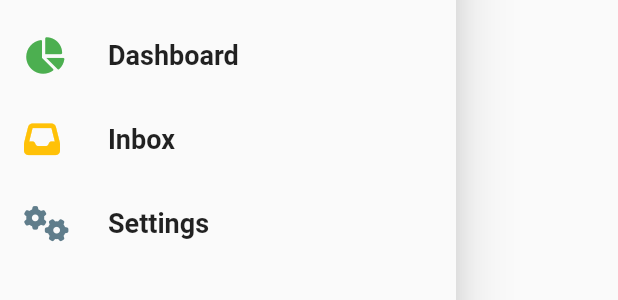
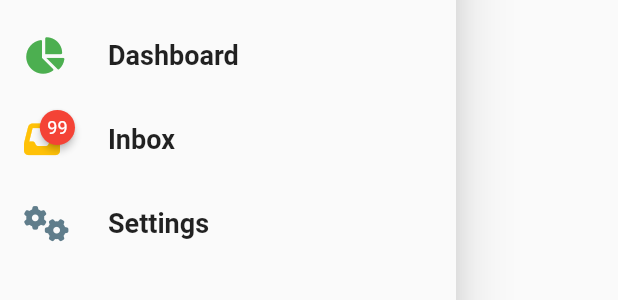
Before and after one commit to AUNG533/MyStock2, a Flutter app: the CustomDrawer widget shown alone on an empty page, opened directly, on a phone screen of 412 x 824 dp. Shown: the part 324-624 px from the top of the screen. Run offline on Flutter 3.47's test engine with Material 2 defaults, Android fonts, the phone set to English and light mode, and no system bars; drawn by our look-alikes of badges; our stand-ins replace another_flushbar, font_awesome_flutter, shared_preferences; accounts and stored records are empty; network calls fail.

Commit message:
Using Badges

```diff
--- a/lib/src/pages/dashboard/dashboard_page.dart
+++ b/lib/src/pages/dashboard/dashboard_page.dart
@@ -8,7 +8,7 @@ class DashBoardPage extends StatelessWidget {
   Widget build(BuildContext context) {
     return Scaffold(
       appBar: AppBar(
-        title: const Text('appbarTitle'),
+        title: const Text('Dashboard'),
       ),
       body: const Center(
         child: FlutterLogo(
--- a/lib/src/pages/home/widgets/custom_drawer.dart
+++ b/lib/src/pages/home/widgets/custom_drawer.dart
@@ -1,6 +1,7 @@
 // custom_drawer.dart
 // ignore_for_file: prefer_const_constructors
 
+import 'package:badges/badges.dart';
 import 'package:flutter/material.dart';
 import 'package:font_awesome_flutter/font_awesome_flutter.dart';
 import 'package:my_stock/src/config/route.dart' as custom_route;
@@ -83,10 +84,12 @@ class _CustomDrawerState extends State<CustomDrawer> {
     );
   }
 
+  // สร้างหน้าบนสุดของ Drawer
   UserAccountsDrawerHeader _buildProfile() => UserAccountsDrawerHeader(
-        // decoration: BoxDecoration(color: Colors.red),
+        // decoration: BoxDecoration(color: Colors.red), // กำหนดสีพื้นหลัง
         accountName: Text('John Doe'),
         accountEmail: Text('hongsar@gmail.com'),
+        // รูป Header ของ Drawer
         currentAccountPicture: CircleAvatar(
           backgroundImage: NetworkImage(
               'https://cdn-images-1.medium.com/max/280/1*X5PBTDQQ2Csztg3a6wofIQ@2x.png'),
@@ -96,9 +99,19 @@ class _CustomDrawerState extends State<CustomDrawer> {
   // สำหรับการสร้าง ListTile ของ menu
   List<ListTile> _buildMainMenu() => MenuViewModel().items.map((item) {
         return ListTile(
-          leading: FaIcon(
-            item.icon,
-            color: item.iconColor,
+          leading: Badge(
+            showBadge: item.icon == FontAwesomeIcons.inbox,
+            badgeContent: Text(
+              '99',
+              style: TextStyle(
+                color: Colors.white,
+                fontSize: 12,
+              ),
+            ),
+            child: FaIcon(
+              item.icon,
+              color: item.iconColor,
+            ),
           ),
           title: Text(
             item.title!,
--- a/pubspec.yaml
+++ b/pubspec.yaml
@@ -37,6 +37,7 @@ dependencies:
   font_awesome_flutter: ^10.1.0
   another_flushbar: ^1.10.29
   shared_preferences: ^2.0.15
+  badges: ^2.0.3
 
 dev_dependencies:
   flutter_test:
```
Also changed, not shown: pubspec.lock.
